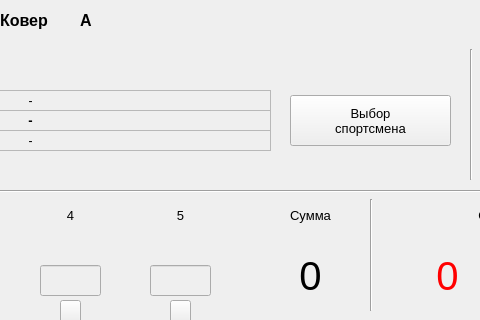
Before: the Qt Designer form FormMain.ui in zak2791/TabloSelfDefender, drawn with Qt 5; both pictures show x 580 to 1060 and y 0 to 320 of the 1250 by 900 pixel window.
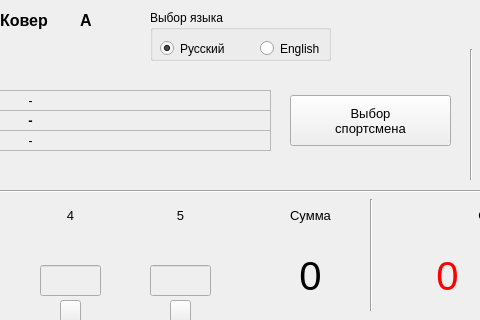
After: the same form once the commit is applied. Icons and pictures are not drawn. Custom widgets are drawn as their Qt base class.

Patch:
```diff
--- a/FormMain.ui
+++ b/FormMain.ui
@@ -3185,6 +3185,48 @@
      <normaloff>:/images/x.png</normaloff>:/images/x.png</iconset>
    </property>
   </widget>
+  <widget class="QGroupBox" name="grLang">
+   <property name="geometry">
+    <rect>
+     <x>730</x>
+     <y>10</y>
+     <width>181</width>
+     <height>51</height>
+    </rect>
+   </property>
+   <property name="title">
+    <string>Выбор языка</string>
+   </property>
+   <widget class="QRadioButton" name="rbutRus">
+    <property name="geometry">
+     <rect>
+      <x>10</x>
+      <y>30</y>
+      <width>82</width>
+      <height>17</height>
+     </rect>
+    </property>
+    <property name="text">
+     <string>Русский</string>
+    </property>
+    <property name="checked">
+     <bool>true</bool>
+    </property>
+   </widget>
+   <widget class="QRadioButton" name="rbEng">
+    <property name="geometry">
+     <rect>
+      <x>110</x>
+      <y>30</y>
+      <width>82</width>
+      <height>17</height>
+     </rect>
+    </property>
+    <property name="text">
+     <string>English</string>
+    </property>
+   </widget>
+  </widget>
   <zorder>line</zorder>
   <zorder>label</zorder>
   <zorder>label_2</zorder>
```
Left out of the diff: 1 changed line with no effect on the pictures.
